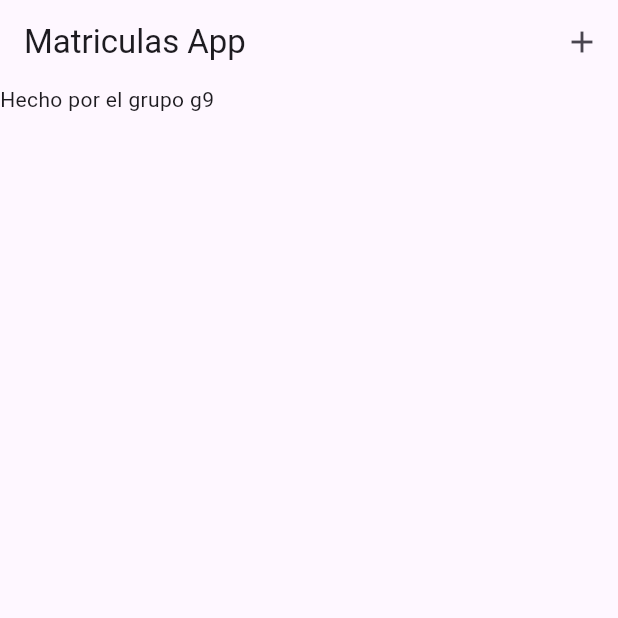
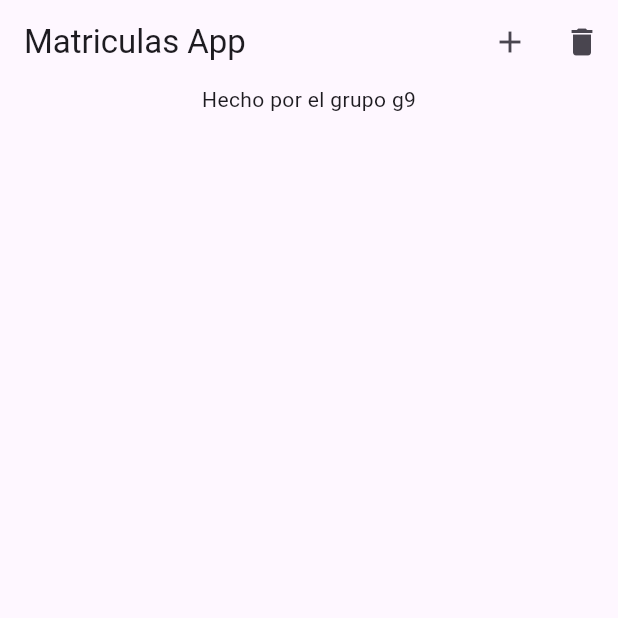
Before and after one commit to fr4nsgallegos/matriculasAppG9, a Flutter app: the screen it shows after launch, on a phone screen of 412 x 824 dp, the top half of it. Run offline on Flutter 3.47's test engine with Material 3 defaults, Android fonts, the phone set to English and light mode, and no system bars.

```diff
--- a/lib/pages/home_page.dart
+++ b/lib/pages/home_page.dart
@@ -30,9 +30,17 @@ class _HomePageState extends State<HomePage> {
             },
             icon: Icon(Icons.add),
           ),
+          IconButton(
+            onPressed: () {
+              institucionesList.clear();
+              setState(() {});
+            },
+            icon: Icon(Icons.delete),
+          ),
         ],
       ),
-      body: Column(
+      body: Center(
+        child: Column(
           children: [
             ...institucionesList.map((institution) {
               return Column(
@@ -56,7 +64,10 @@ class _HomePageState extends State<HomePage> {
                       ),
                       IconButton(
                         icon: Icon(Icons.delete),
-                      onPressed: () {},
+                        onPressed: () {
+                          institution.matriculas.clear();
+                          setState(() {});
+                        },
                       ),
                     ],
                   ),
@@ -74,6 +85,7 @@ class _HomePageState extends State<HomePage> {
             Text("Hecho por el grupo g9")
           ],
         ),
+      ),
     );
   }
 }
```
Lines whose indentation alone changed are shown as unchanged.
